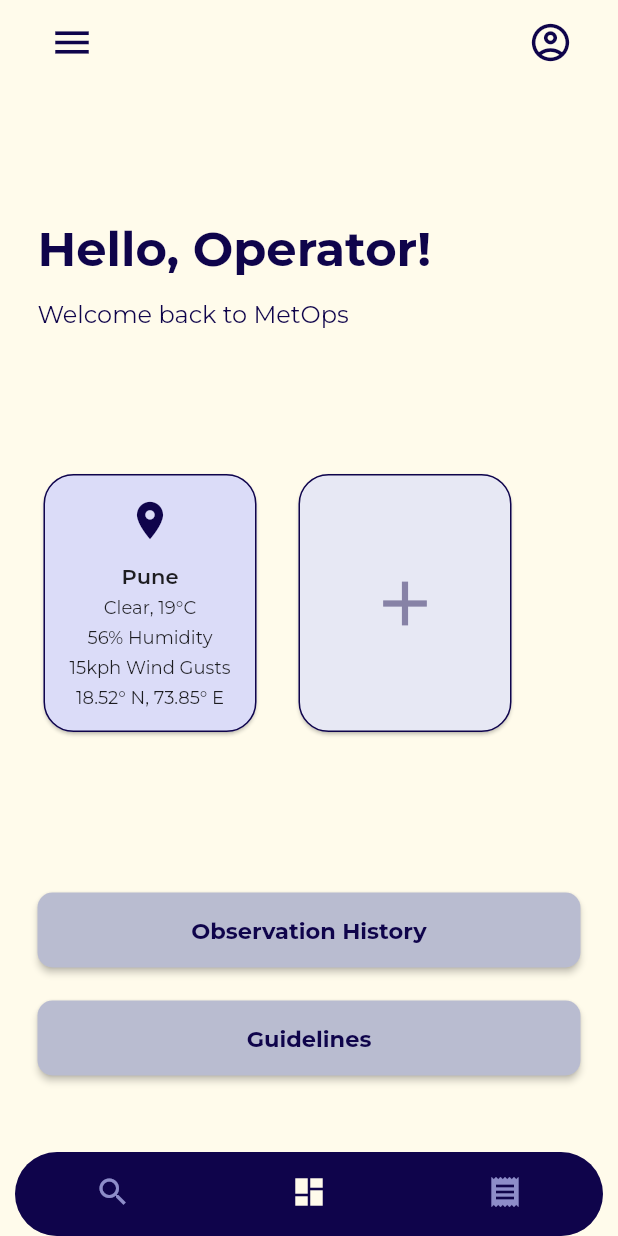
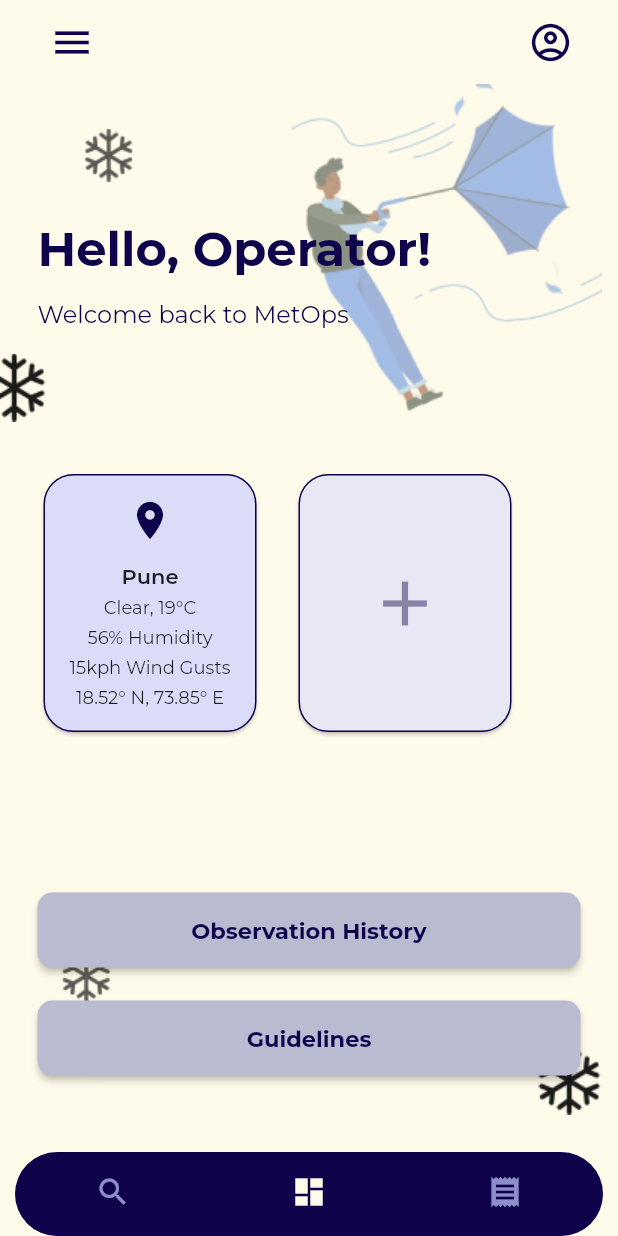
Before and after one commit to sn2606/MetOps-frontend, a Flutter app: the screen it shows after launch, on a phone screen of 412 x 824 dp. Run offline on Flutter 3.47's test engine with Material 2 defaults, Android fonts, the phone set to English and light mode, and no system bars; project files that could hold a hidden picture were left out.

Commit message:
dashboard ui with images

```diff
--- a/lib/screens/dashboard.dart
+++ b/lib/screens/dashboard.dart
@@ -1,5 +1,6 @@
 import 'package:flutter/material.dart';
 
+import '../widgets/render_image.dart';
 import '../widgets/navigation_btn.dart';
 import '../widgets/title_text.dart';
 import '../widgets/dashboard/add_button.dart';
@@ -18,6 +19,60 @@ class _DashboardState extends State<Dashboard> {
   @override
   Widget build(BuildContext context) {
     return Container(
+      height: MediaQuery.of(context).size.height,
+      child: Stack(
+        children: [
+          Positioned(
+            top: -60,
+            left: 114,
+            height: 332,
+            width: 330,
+            child: RenderImage(
+              path: 'assets/images/windy.png',
+              alignment: Alignment.center,
+            ),
+          ),
+          Positioned(
+            bottom: 25,
+            right: 10,
+            height: 45,
+            width: 45,
+            child: RenderImage(
+              path: 'assets/images/snowflake1.png',
+              alignment: Alignment.center,
+            ),
+          ),
+          Positioned(
+            bottom: 100,
+            left: 40,
+            height: 35,
+            width: 35,
+            child: RenderImage(
+              path: 'assets/images/snowflake2.png',
+              alignment: Alignment.center,
+            ),
+          ),
+          Positioned(
+            top: 30,
+            left: 55,
+            height: 35,
+            width: 35,
+            child: RenderImage(
+              path: 'assets/images/snowflake3.png',
+              alignment: Alignment.center,
+            ),
+          ),
+          Positioned(
+            top: 180,
+            left: 0,
+            height: 45,
+            width: 45,
+            child: RenderImage(
+              path: 'assets/images/snowflake4.png',
+              alignment: Alignment.centerLeft,
+            ),
+          ),
+          Positioned(
             child: Column(
               mainAxisAlignment: MainAxisAlignment.spaceBetween,
               children: [
@@ -70,6 +125,9 @@ class _DashboardState extends State<Dashboard> {
                 ),
               ],
             ),
+          ),
+        ],
+      ),
     );
   }
 }
```
Lines whose indentation alone changed are shown as unchanged.
